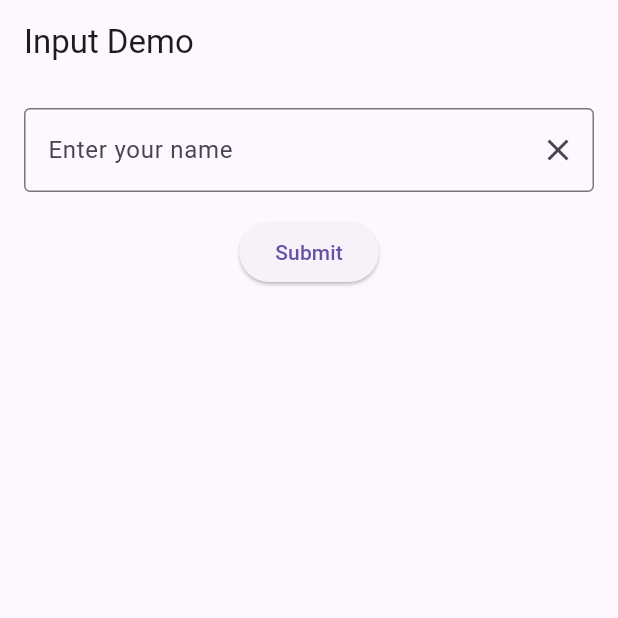
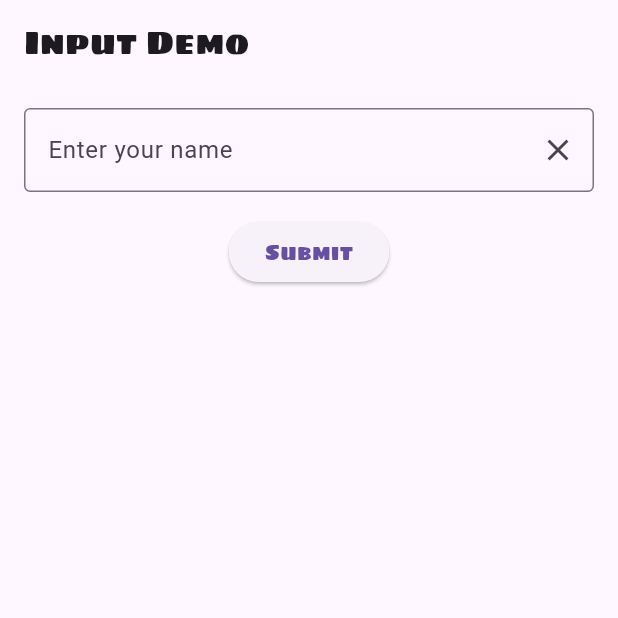
Before and after one commit to N-K-L1/flutter_application, a Flutter app: the screen it shows after launch, on a phone screen of 412 x 824 dp, the top half of it. Run offline on Flutter 3.47's test engine with Material 3 defaults, Android fonts, the phone set to English and light mode, and no system bars.

Commit message:
Add custom fonts

```diff
--- a/lib/week04/input_demo.dart
+++ b/lib/week04/input_demo.dart
@@ -22,7 +22,12 @@ class _InputDemoState extends State<InputDemo> {
   @override
   Widget build(BuildContext context) {
     return Scaffold(
-      appBar: AppBar(title: const Text('Input Demo')),
+      appBar: AppBar(
+        title: const Text(
+          'Input Demo',
+          style: TextStyle(fontFamily: 'SigmarOne'),
+        ),
+      ),
       body: Column(
         children: [
           Padding(
@@ -42,10 +47,13 @@ class _InputDemoState extends State<InputDemo> {
           ElevatedButton(
             //onPressed: () => updateText(),
             onPressed: updateText,
-            child: const Text('Submit'),
+            child: const Text(
+              'Submit',
+              style: TextStyle(fontFamily: 'SigmarOne'),
+            ),
           ),
           SizedBox(height: 16),
-          Text(message),
+          Text(message, style: TextStyle(fontFamily: 'SigmarOne')),
         ],
       ),
     );
```
Also changed, not shown: pubspec.yaml (+6 -6 lines), fonts/SigmarOne-Regular.ttf (added).
